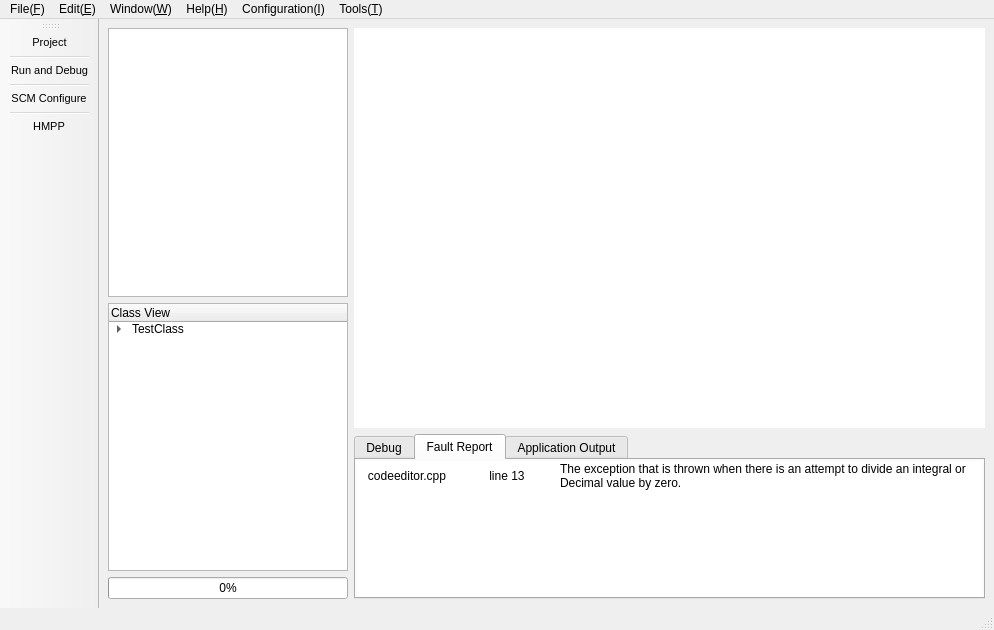
fumeshroomXY/HMPP, file mainwindow.ui: the form before one commit.
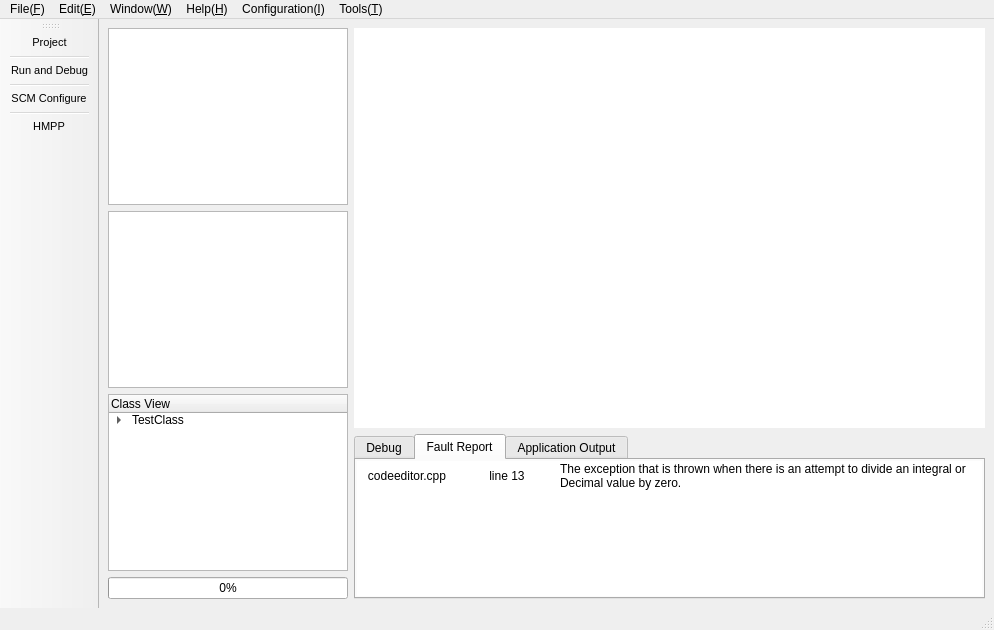
The form after the commit. Icons and pictures are not drawn.

Commit message: match parentheses, requirement view

The edit to the form file:
```diff
--- a/mainwindow.ui
+++ b/mainwindow.ui
@@ -40,6 +40,9 @@
         <item>
          <widget class="QTreeView" name="projectTreeView"/>
         </item>
+        <item>
+         <widget class="QTreeView" name="requirementView"/>
+        </item>
         <item>
          <widget class="QTreeWidget" name="treeClassView">
           <column>
```
The commit also changes 20 other files.
